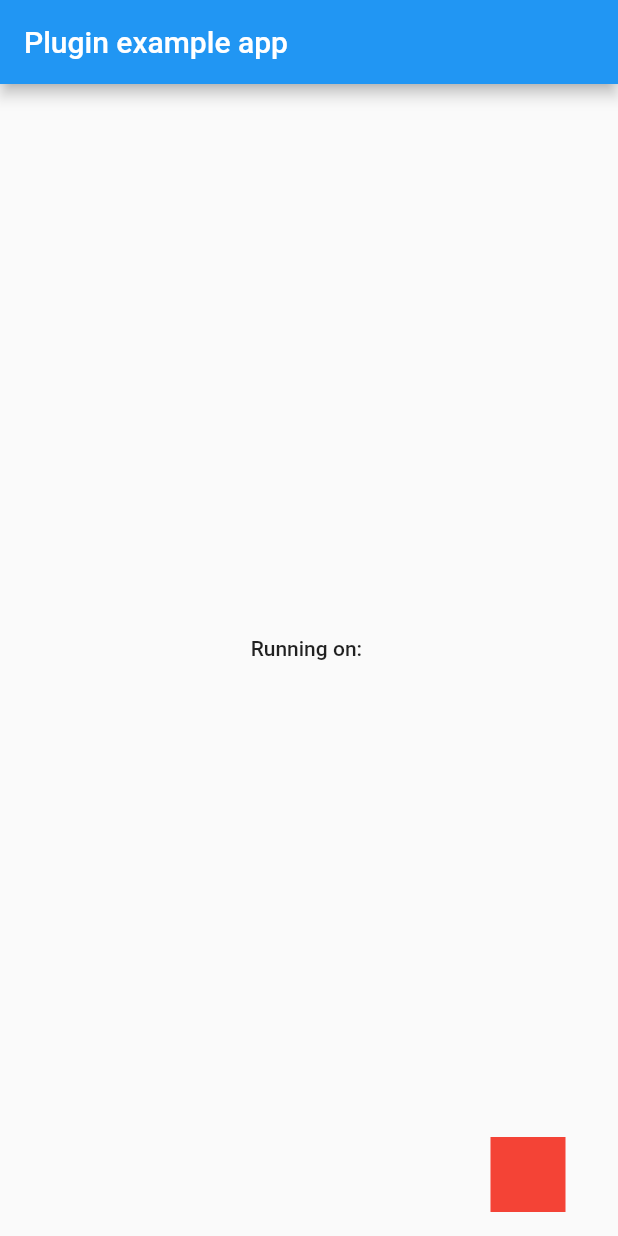
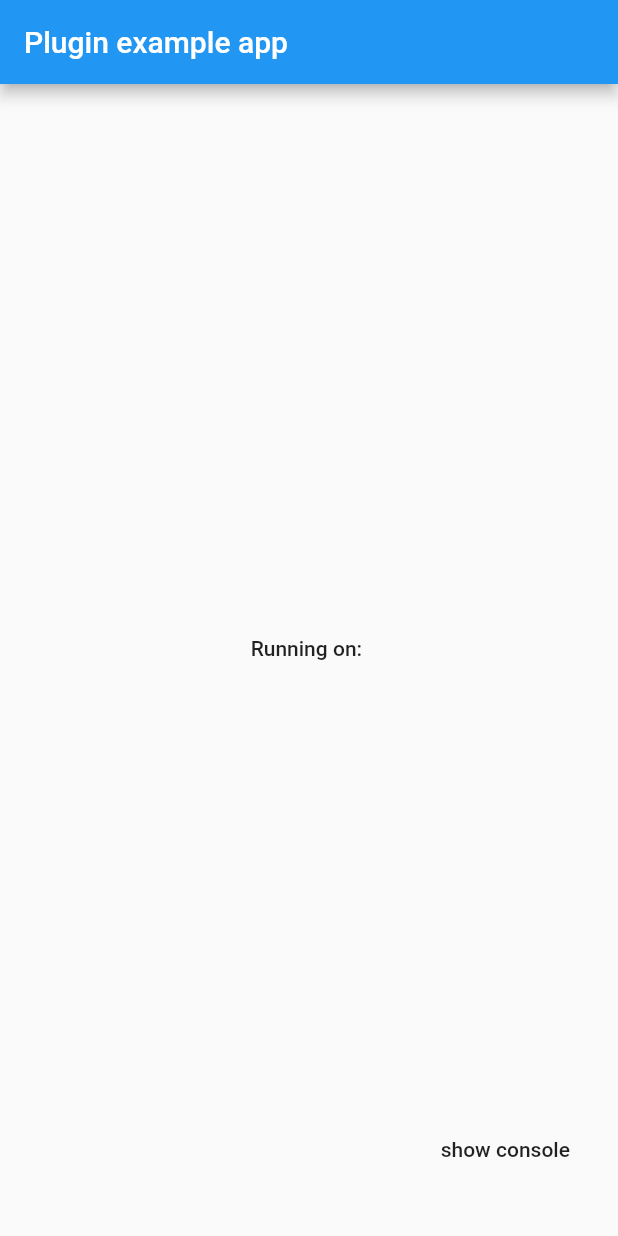
Before and after one commit to fluttercandies/fconsole, a Flutter app: the screen it shows after launch, on a phone screen of 412 x 824 dp. Run offline on Flutter 3.47's test engine with Material 2 defaults, Android fonts, the phone set to English and light mode, and no system bars; drawn by our look-alikes of oktoast; our stand-ins replace device_info, sensors.

```diff
--- a/example/lib/main.dart
+++ b/example/lib/main.dart
@@ -41,11 +41,13 @@ class _MyAppState extends State<MyApp> {
             builder: (ctx) {
               return FlatButton(
                 onPressed: () {
-                  Navigator.of(ctx).push(MaterialPageRoute(builder: (ctx) {
-                    return Scaffold(
-                      appBar: AppBar(),
-                    );
-                  }));
+//                  Navigator.of(ctx).push(MaterialPageRoute(builder: (ctx) {
+//                    return Scaffold(
+//                      appBar: AppBar(),
+//                    );
+//                  }));
+                  FConsole.log("asdadasd");
+                  showToast("1213123");
                 },
                 child: Center(
                   child: Text('Running on: $_platformVersion\n'),
@@ -60,9 +62,8 @@ class _MyAppState extends State<MyApp> {
                   showConsole();
                 },
                 child: Container(
-                  width: 50,
                   height: 50,
-                  color: Colors.red,
+                  child: Text("show console"),
                 ),
               );
             },
--- a/lib/fconsole.dart
+++ b/lib/fconsole.dart
@@ -2,3 +2,4 @@ library fconsole;
 
 export 'package:fconsole/src/widget/console.dart';
 export 'package:fconsole/src/core/fconsole.dart';
+export 'package:oktoast/oktoast.dart';
--- a/lib/src/widget/console.dart
+++ b/lib/src/widget/console.dart
@@ -7,7 +7,9 @@ import 'package:flutter/cupertino.dart';
 import 'package:flutter/material.dart';
 import 'package:device_info/device_info.dart';
 import 'package:flutter/services.dart';
+import 'package:flutter_localizations/flutter_localizations.dart';
 import 'package:intl/intl.dart' hide TextDirection;
+import 'package:oktoast/oktoast.dart';
 
 part 'console_panel.dart';
 
@@ -53,7 +55,6 @@ OverlayEntry consolePanelEntry;
 ///show console panel
 showConsolePanel(Function onHideTap, {BuildContext context}) {
   context ??= _contextMap.values.first;
-
   consolePanelEntry = OverlayEntry(builder: (ctx) {
     return ConsolePanel(() {
       onHideTap?.call();
@@ -110,7 +111,20 @@ class _ConsoleWidgetState extends State<ConsoleWidget> {
   }
 
   Widget build(BuildContext context) {
-    return _ConsoleTheme(
+    return Localizations(
+      locale: Locale("zh"),
+      delegates: [
+        GlobalCupertinoLocalizations.delegate,
+        GlobalMaterialLocalizations.delegate,
+        GlobalWidgetsLocalizations.delegate,
+      ],
+      child: MediaQuery(
+        data: MediaQueryData.fromWindow(window).removePadding(removeTop: true),
+        child: Material(
+          child: OKToast(
+            textPadding: EdgeInsets.symmetric(horizontal: 20, vertical: 10),
+            textStyle: TextStyle(fontSize: 16, color: Colors.white),
+            child: _ConsoleTheme(
               consoleBtn: widget.consoleBtn,
               consolePosition: widget.consolePosition,
               child: Directionality(
@@ -121,6 +135,10 @@ class _ConsoleWidgetState extends State<ConsoleWidget> {
                     return widget.child;
                   })
                 ]),
+              ),
+            ),
+          ),
+        ),
       ),
     );
   }
--- a/pubspec.yaml
+++ b/pubspec.yaml
@@ -10,9 +10,12 @@ environment:
 dependencies:
   flutter:
     sdk: flutter
+  flutter_localizations:
+    sdk: flutter
   sensors: '>=0.4.2 <2.0.0'
   device_info: ^0.4.2+2
-  intl: ^0.16.1
+  intl: ^0.16.0
+  oktoast: ^2.3.2
 
 dev_dependencies:
   flutter_test:
```
Also changed, not shown: lib/src/widget/console_panel.dart (+25 -11 lines), example/pubspec.lock, pubspec.lock, 1 other file. Lines whose indentation alone changed are shown as unchanged.
